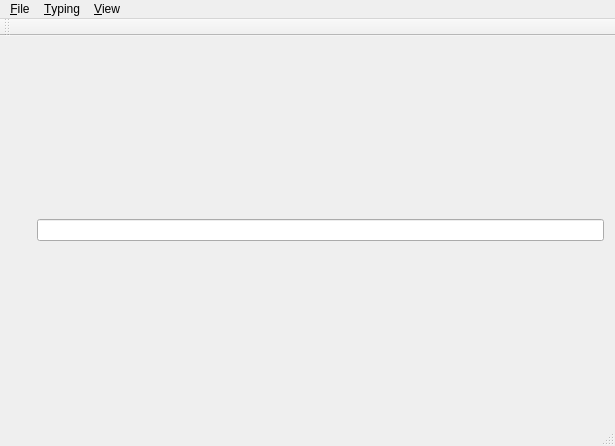
First picture: the form in mainwindow.ui, repository lzh9102/qtypist, before the edit.
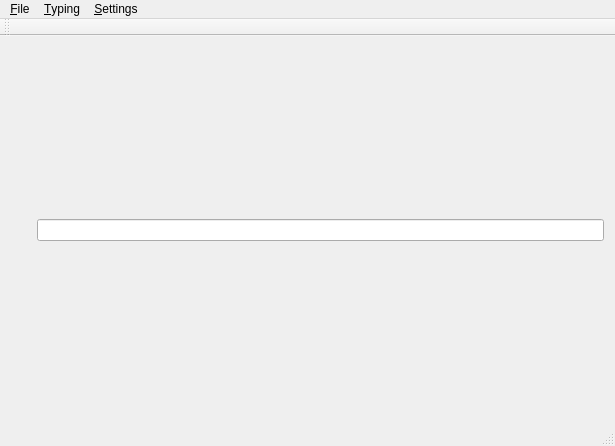
Second picture: the form after the edit. Icons and pictures are not drawn.

Commit message: Add menu icons.

Patch:
```diff
--- a/mainwindow.ui
+++ b/mainwindow.ui
@@ -77,9 +77,9 @@
     <addaction name="actionOpen"/>
     <addaction name="actionExit"/>
    </widget>
-   <widget class="QMenu" name="menuView">
+   <widget class="QMenu" name="menuSettings">
     <property name="title">
-     <string>&amp;View</string>
+     <string>&amp;Settings</string>
     </property>
     <addaction name="actionUnderline"/>
    </widget>
@@ -92,7 +92,7 @@
    </widget>
    <addaction name="menuFile"/>
    <addaction name="menuTyping"/>
-   <addaction name="menuView"/>
+   <addaction name="menuSettings"/>
   </widget>
   <widget class="QToolBar" name="mainToolBar">
    <attribute name="toolBarArea">
```
Left out of the diff: 20 changed lines with no effect on the pictures. The commit also changes 6 other files.
